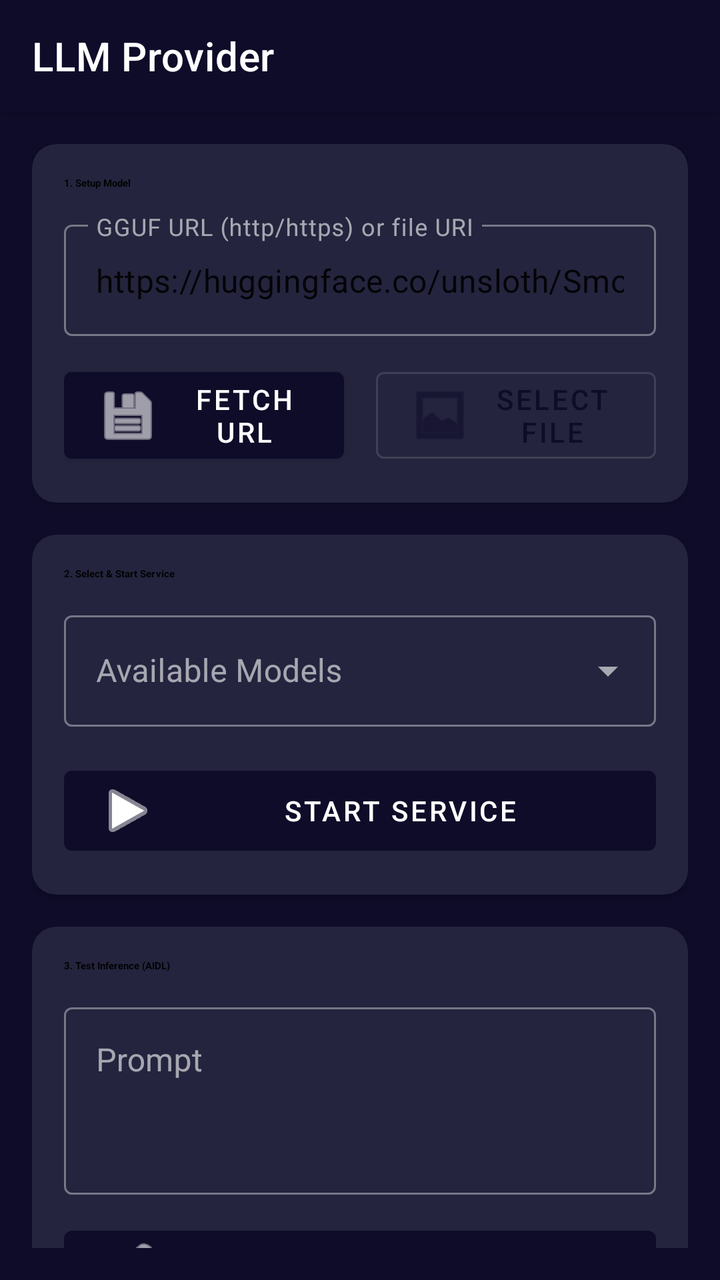
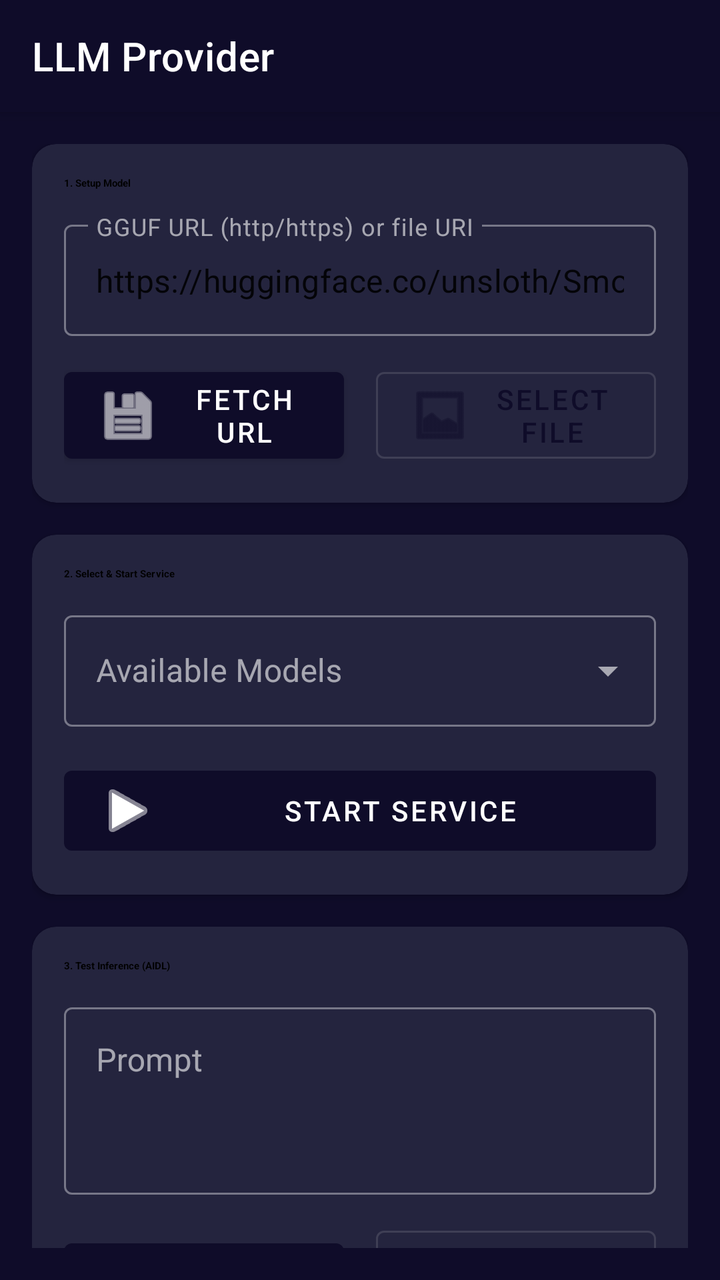

Screens rendered from an Android XML layout before and after an edit, with the pre-edit source and the edit as a unified diff.
<!-- AndroidManifest.xml: application theme Theme.Tree4Five -->
<!-- res/layout/activity_main.xml -->
<?xml version="1.0" encoding="utf-8"?>
<androidx.coordinatorlayout.widget.CoordinatorLayout xmlns:android="http://schemas.android.com/apk/res/android"
    xmlns:app="http://schemas.android.com/apk/res-auto"
    android:layout_width="match_parent"
    android:layout_height="match_parent"
    android:background="?android:attr/colorBackground">

    <com.google.android.material.appbar.AppBarLayout
        android:layout_width="match_parent"
        android:layout_height="wrap_content">
        
        <com.google.android.material.appbar.MaterialToolbar
            android:id="@+id/toolbar"
            android:layout_width="match_parent"
            android:layout_height="?attr/actionBarSize"
            app:title="LLM Provider"
            style="@style/Widget.MaterialComponents.Toolbar.Primary" />
    </com.google.android.material.appbar.AppBarLayout>

    <androidx.core.widget.NestedScrollView
        android:layout_width="match_parent"
        android:layout_height="match_parent"
        app:layout_behavior="@string/appbar_scrolling_view_behavior"
        android:padding="16dp">

        <LinearLayout
            android:layout_width="match_parent"
            android:layout_height="wrap_content"
            android:orientation="vertical">

            
            <com.google.android.material.card.MaterialCardView
                android:layout_width="match_parent"
                android:layout_height="wrap_content"
                app:cardCornerRadius="12dp"
                app:cardElevation="2dp"
                android:layout_marginBottom="16dp">

                <LinearLayout
                    android:layout_width="match_parent"
                    android:layout_height="wrap_content"
                    android:orientation="vertical"
                    android:padding="16dp">

                    <TextView
                        android:layout_width="wrap_content"
                        android:layout_height="wrap_content"
                        android:text="1. Setup Model"
                        android:textAppearance="?attr/textAppearanceTitleMedium"
                        android:textStyle="bold"
                        android:layout_marginBottom="12dp"/>

                    <com.google.android.material.textfield.TextInputLayout
                        android:layout_width="match_parent"
                        android:layout_height="wrap_content"
                        android:hint="GGUF URL (http/https) or file URI"
                        style="@style/Widget.MaterialComponents.TextInputLayout.OutlinedBox">
                        
                        <com.google.android.material.textfield.TextInputEditText
                            android:id="@+id/etModelUrl"
                            android:layout_width="match_parent"
                            android:layout_height="wrap_content"
                            android:text="https://huggingface.co/unsloth/SmolLM2-135M-Instruct-GGUF/resolve/main/SmolLM2-135M-Instruct-Q4_K_M.gguf"
                            android:inputType="textUri"/>
                    </com.google.android.material.textfield.TextInputLayout>

                    <LinearLayout
                        android:layout_width="match_parent"
                        android:layout_height="wrap_content"
                        android:orientation="horizontal"
                        android:layout_marginTop="12dp"
                        android:weightSum="2">

                        <com.google.android.material.button.MaterialButton
                            android:id="@+id/btnDownload"
                            android:layout_width="0dp"
                            android:layout_height="wrap_content"
                            android:layout_weight="1"
                            android:layout_marginEnd="8dp"
                            android:text="Fetch URL"
                            app:icon="@android:drawable/ic_menu_save" />

                        <com.google.android.material.button.MaterialButton
                            android:id="@+id/btnSelectFile"
                            style="@style/Widget.MaterialComponents.Button.OutlinedButton"
                            android:layout_width="0dp"
                            android:layout_height="wrap_content"
                            android:layout_weight="1"
                            android:layout_marginStart="8dp"
                            android:text="Select File"
                            app:icon="@android:drawable/ic_menu_gallery" />
                    </LinearLayout>

                    <com.google.android.material.progressindicator.LinearProgressIndicator
                        android:id="@+id/progressBar"
                        android:layout_width="match_parent"
                        android:layout_height="wrap_content"
                        android:layout_marginTop="16dp"
                        android:visibility="gone"
                        android:max="100"/>
                        
                    <TextView
                        android:id="@+id/tvProgress"
                        android:layout_width="match_parent"
                        android:layout_height="wrap_content"
                        android:text="0%"
                        android:textAlignment="center"
                        android:layout_marginTop="4dp"
                        android:visibility="gone" />

                </LinearLayout>
            </com.google.android.material.card.MaterialCardView>

            
            <com.google.android.material.card.MaterialCardView
                android:layout_width="match_parent"
                android:layout_height="wrap_content"
                app:cardCornerRadius="12dp"
                app:cardElevation="2dp"
                android:layout_marginBottom="16dp">

                <LinearLayout
                    android:layout_width="match_parent"
                    android:layout_height="wrap_content"
                    android:orientation="vertical"
                    android:padding="16dp">

                    <TextView
                        android:layout_width="wrap_content"
                        android:layout_height="wrap_content"
                        android:text="2. Select &amp; Start Service"
                        android:textAppearance="?attr/textAppearanceTitleMedium"
                        android:textStyle="bold"
                        android:layout_marginBottom="12dp"/>

                    <com.google.android.material.textfield.TextInputLayout
                        style="@style/Widget.MaterialComponents.TextInputLayout.OutlinedBox.ExposedDropdownMenu"
                        android:layout_width="match_parent"
                        android:layout_height="wrap_content"
                        android:layout_marginBottom="16dp"
                        android:hint="Available Models">
                        
                        <AutoCompleteTextView
                            android:id="@+id/spinnerModels"
                            android:layout_width="match_parent"
                            android:layout_height="wrap_content"
                            android:inputType="none"/>
                    </com.google.android.material.textfield.TextInputLayout>

                    <com.google.android.material.button.MaterialButton
                        android:id="@+id/btnStartService"
                        android:layout_width="match_parent"
                        android:layout_height="wrap_content"
                        android:text="Start Service"
                        app:icon="@android:drawable/ic_media_play" />
                </LinearLayout>
            </com.google.android.material.card.MaterialCardView>

            
            <com.google.android.material.card.MaterialCardView
                android:layout_width="match_parent"
                android:layout_height="wrap_content"
                app:cardCornerRadius="12dp"
                app:cardElevation="2dp"
                android:layout_marginBottom="16dp">

                <LinearLayout
                    android:layout_width="match_parent"
                    android:layout_height="wrap_content"
                    android:orientation="vertical"
                    android:padding="16dp">

                    <TextView
                        android:layout_width="wrap_content"
                        android:layout_height="wrap_content"
                        android:text="3. Test Inference (AIDL)"
                        android:textAppearance="?attr/textAppearanceTitleMedium"
                        android:textStyle="bold"
                        android:layout_marginBottom="12dp"/>

                    <com.google.android.material.textfield.TextInputLayout
                        android:layout_width="match_parent"
                        android:layout_height="wrap_content"
                        android:hint="Prompt"
                        style="@style/Widget.MaterialComponents.TextInputLayout.OutlinedBox">

                        <com.google.android.material.textfield.TextInputEditText
                            android:id="@+id/etPrompt"
                            android:layout_width="match_parent"
                            android:layout_height="wrap_content"
                            android:inputType="textMultiLine"
                            android:lines="3"
                            android:gravity="top" />
                    </com.google.android.material.textfield.TextInputLayout>

                    <com.google.android.material.button.MaterialButton
                        android:id="@+id/btnTest"
                        android:layout_width="match_parent"
                        android:layout_height="wrap_content"
                        android:layout_marginTop="12dp"
                        android:text="Generate"
                        app:icon="@android:drawable/ic_menu_edit" />

                    <com.google.android.material.card.MaterialCardView
                        android:layout_width="match_parent"
                        android:layout_height="wrap_content"
                        android:layout_marginTop="16dp"
                        app:cardBackgroundColor="?attr/colorSurface"
                        app:cardCornerRadius="8dp"
                        app:cardElevation="0dp"
                        app:strokeWidth="1dp"
                        app:strokeColor="?attr/colorSecondary">
                        
                        <TextView
                            android:id="@+id/tvOutput"
                            android:layout_width="match_parent"
                            android:layout_height="wrap_content"
                            android:padding="12dp"
                            android:text="Output will appear here..."
                            android:textAppearance="?attr/textAppearanceBodyMedium"
                            android:textColor="?attr/colorOnSurface"/>
                    </com.google.android.material.card.MaterialCardView>
                </LinearLayout>
            </com.google.android.material.card.MaterialCardView>

        </LinearLayout>
    </androidx.core.widget.NestedScrollView>

</androidx.coordinatorlayout.widget.CoordinatorLayout>
<!-- resources referenced by this layout -->
<resources>
  <style name="Theme.Tree4Five" parent="Theme.MaterialComponents.DayNight.NoActionBar">
          
          <item name="colorPrimary">@color/colorPrimary</item>
          <item name="colorPrimaryVariant">@color/colorPrimaryVariant</item>
          <item name="colorOnPrimary">@color/colorOnPrimary</item>
          
          <item name="colorSecondary">@color/colorSecondary</item>
          <item name="colorSecondaryVariant">@color/colorSecondaryVariant</item>
          <item name="colorOnSecondary">@color/colorOnSecondary</item>
          
          <item name="android:colorBackground">@color/colorBackground</item>
          <item name="colorSurface">@color/colorSurface</item>
          <item name="colorOnBackground">@color/colorOnBackground</item>
          <item name="colorOnSurface">@color/colorOnSurface</item>
      </style>
  <color name="colorPrimary">#0f0c29</color>
  <color name="colorPrimaryVariant">#24243e</color>
  <color name="colorOnPrimary">#FFFFFF</color>
  <color name="colorSecondary">#00f2fe</color>
  <color name="colorSecondaryVariant">#4facfe</color>
  <color name="colorOnSecondary">#000000</color>
  <color name="colorBackground">#0f0c29</color>
  <color name="colorSurface">#24243e</color>
  <color name="colorOnBackground">#FFFFFF</color>
  <color name="colorOnSurface">#FFFFFF</color>
</resources>

<!-- the commit's change to res/layout/activity_main.xml (unified diff, before → after) -->
@@ -193,13 +193,32 @@
                             android:gravity="top" />
                     </com.google.android.material.textfield.TextInputLayout>
 
-                    <com.google.android.material.button.MaterialButton
-                        android:id="@+id/btnTest"
-                        android:layout_width="match_parent"
-                        android:layout_height="wrap_content"
+                    <LinearLayout
+                        android:layout_width="match_parent"
+                        android:layout_height="wrap_content"
+                        android:orientation="horizontal"
                         android:layout_marginTop="12dp"
-                        android:text="Generate"
-                        app:icon="@android:drawable/ic_menu_edit" />
+                        android:weightSum="2">
+
+                        <com.google.android.material.button.MaterialButton
+                            android:id="@+id/btnTest"
+                            android:layout_width="0dp"
+                            android:layout_height="wrap_content"
+                            android:layout_weight="1"
+                            android:layout_marginEnd="8dp"
+                            android:text="Generate"
+                            app:icon="@android:drawable/ic_menu_edit" />
+
+                        <com.google.android.material.button.MaterialButton
+                            android:id="@+id/btnStop"
+                            style="@style/Widget.MaterialComponents.Button.OutlinedButton"
+                            android:layout_width="0dp"
+                            android:layout_height="wrap_content"
+                            android:layout_weight="1"
+                            android:layout_marginStart="8dp"
+                            android:text="Stop"
+                            app:icon="@android:drawable/ic_menu_close_clear_cancel" />
+                    </LinearLayout>
 
                     <com.google.android.material.card.MaterialCardView
                         android:layout_width="match_parent"
